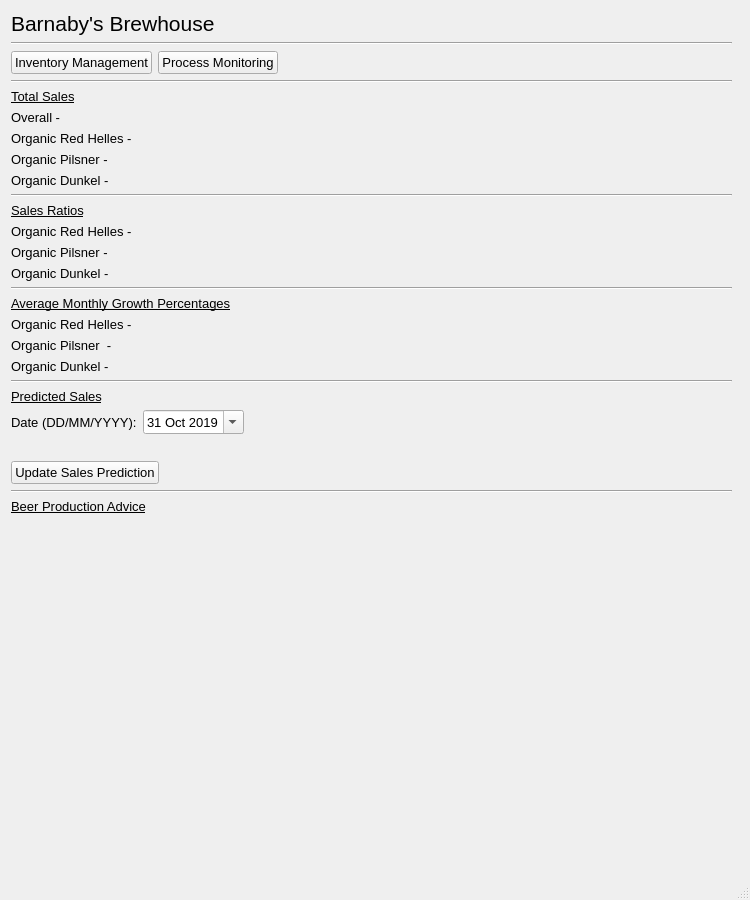
Qt form brewhouse.ui (IsaacCheng9/brewhouse-management) before a commit.
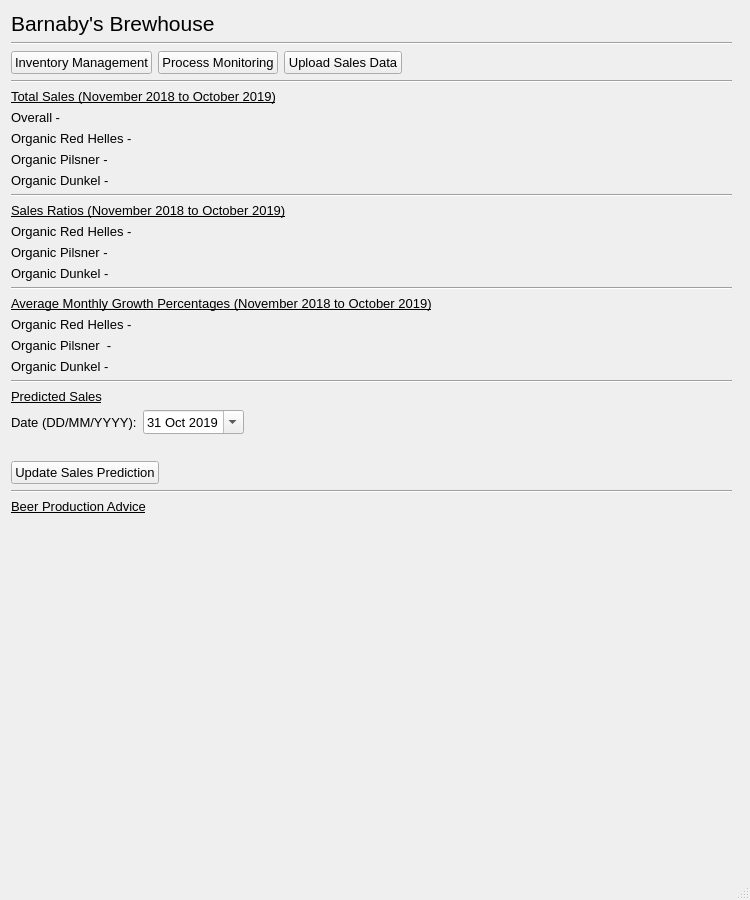
The same form after that commit.

Commit message: Added ability to upload new sales data

```diff
--- a/brewhouse.ui
+++ b/brewhouse.ui
@@ -67,6 +67,13 @@
          </property>
         </widget>
        </item>
+       <item>
+        <widget class="QPushButton" name="btn_upload_sales">
+         <property name="text">
+          <string>Upload Sales Data</string>
+         </property>
+        </widget>
+       </item>
        <item>
         <spacer name="hori_spacer_nav">
          <property name="orientation">
@@ -97,7 +104,7 @@
         </font>
        </property>
        <property name="text">
-        <string>Total Sales</string>
+        <string>Total Sales (November 2018 to October 2019)</string>
        </property>
       </widget>
      </item>
@@ -144,7 +151,7 @@
         </font>
        </property>
        <property name="text">
-        <string>Sales Ratios</string>
+        <string>Sales Ratios (November 2018 to October 2019)</string>
        </property>
       </widget>
      </item>
@@ -184,7 +191,7 @@
         </font>
        </property>
        <property name="text">
-        <string>Average Monthly Growth Percentages</string>
+        <string>Average Monthly Growth Percentages (November 2018 to October 2019)</string>
        </property>
       </widget>
      </item>
```
The commit also changes 7 other files.
